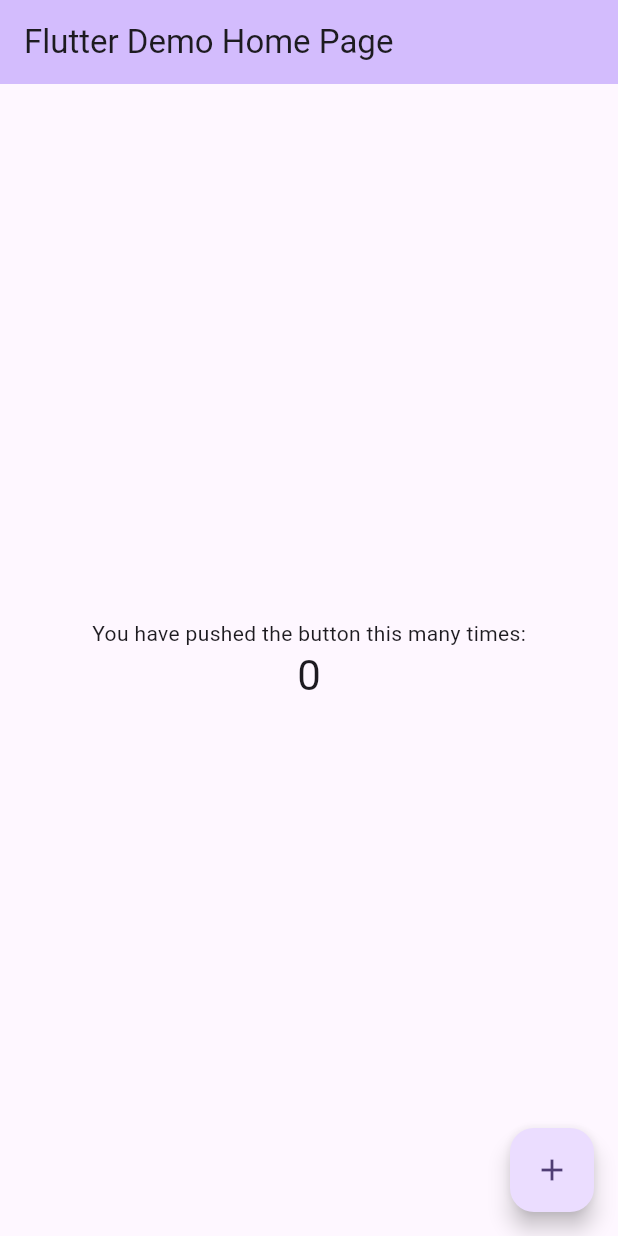
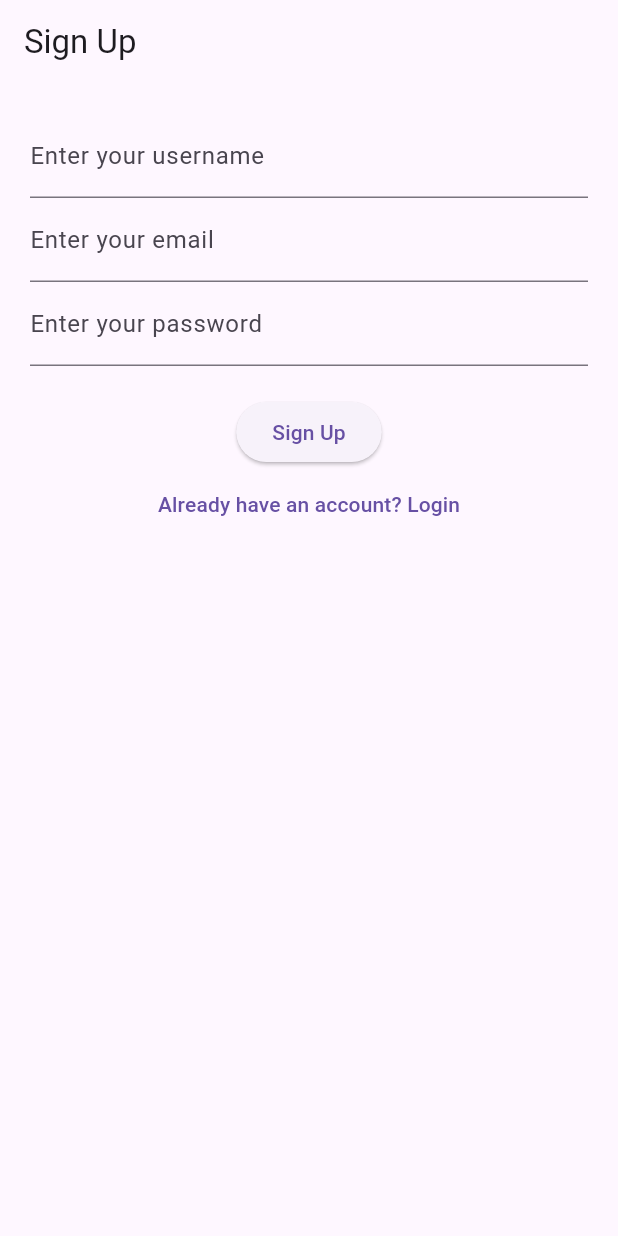
Before and after one commit to Weaam87/habit_tracker, a Flutter app: the screen it shows after launch, on a phone screen of 412 x 824 dp. Run offline on Flutter 3.47's test engine with Material 3 defaults, Android fonts, the phone set to English and light mode, and no system bars; our stand-ins replace shared_preferences.

Commit message:
basic login / sign uo screens

```diff
--- a/lib/main.dart
+++ b/lib/main.dart
@@ -1,125 +1,27 @@
 import 'package:flutter/material.dart';
+import 'login_screen.dart';
+import 'register_screen.dart';
 
 void main() {
-  runApp(const MyApp());
+  runApp(MyApp());
 }
 
 class MyApp extends StatelessWidget {
   const MyApp({super.key});
 
-  // This widget is the root of your application.
   @override
   Widget build(BuildContext context) {
     return MaterialApp(
-      title: 'Flutter Demo',
+      title: 'Flutter Auth App',
+      debugShowCheckedModeBanner: false,
       theme: ThemeData(
-        // This is the theme of your application.
-        //
-        // TRY THIS: Try running your application with "flutter run". You'll see
-        // the application has a purple toolbar. Then, without quitting the app,
-        // try changing the seedColor in the colorScheme below to Colors.green
-        // and then invoke "hot reload" (save your changes or press the "hot
-        // reload" button in a Flutter-supported IDE, or press "r" if you used
-        // the command line to start the app).
-        //
-        // Notice that the counter didn't reset back to zero; the application
-        // state is not lost during the reload. To reset the state, use hot
-        // restart instead.
-        //
-        // This works for code too, not just values: Most code changes can be
-        // tested with just a hot reload.
-        colorScheme: ColorScheme.fromSeed(seedColor: Colors.deepPurple),
-        useMaterial3: true,
+        primarySwatch: Colors.deepPurple,
       ),
-      home: const MyHomePage(title: 'Flutter Demo Home Page'),
+      initialRoute: '/signup',
+      routes: {
+        '/signup': (context) => RegisterScreen(),
+        '/login': (context) => LoginScreen(),
+      },
     );
   }
 }
-
-class MyHomePage extends StatefulWidget {
-  const MyHomePage({super.key, required this.title});
-
-  // This widget is the home page of your application. It is stateful, meaning
-  // that it has a State object (defined below) that contains fields that affect
-  // how it looks.
-
-  // This class is the configuration for the state. It holds the values (in this
-  // case the title) provided by the parent (in this case the App widget) and
-  // used by the build method of the State. Fields in a Widget subclass are
-  // always marked "final".
-
-  final String title;
-
-  @override
-  State<MyHomePage> createState() => _MyHomePageState();
-}
-
-class _MyHomePageState extends State<MyHomePage> {
-  int _counter = 0;
-
-  void _incrementCounter() {
-    setState(() {
-      // This call to setState tells the Flutter framework that something has
-      // changed in this State, which causes it to rerun the build method below
-      // so that the display can reflect the updated values. If we changed
-      // _counter without calling setState(), then the build method would not be
-      // called again, and so nothing would appear to happen.
-      _counter++;
-    });
-  }
-
-  @override
-  Widget build(BuildContext context) {
-    // This method is rerun every time setState is called, for instance as done
-    // by the _incrementCounter method above.
-    //
-    // The Flutter framework has been optimized to make rerunning build methods
-    // fast, so that you can just rebuild anything that needs updating rather
-    // than having to individually change instances of widgets.
-    return Scaffold(
-      appBar: AppBar(
-        // TRY THIS: Try changing the color here to a specific color (to
-        // Colors.amber, perhaps?) and trigger a hot reload to see the AppBar
-        // change color while the other colors stay the same.
-        backgroundColor: Theme.of(context).colorScheme.inversePrimary,
-        // Here we take the value from the MyHomePage object that was created by
-        // the App.build method, and use it to set our appbar title.
-        title: Text(widget.title),
-      ),
-      body: Center(
-        // Center is a layout widget. It takes a single child and positions it
-        // in the middle of the parent.
-        child: Column(
-          // Column is also a layout widget. It takes a list of children and
-          // arranges them vertically. By default, it sizes itself to fit its
-          // children horizontally, and tries to be as tall as its parent.
-          //
-          // Column has various properties to control how it sizes itself and
-          // how it positions its children. Here we use mainAxisAlignment to
-          // center the children vertically; the main axis here is the vertical
-          // axis because Columns are vertical (the cross axis would be
-          // horizontal).
-          //
-          // TRY THIS: Invoke "debug painting" (choose the "Toggle Debug Paint"
-          // action in the IDE, or press "p" in the console), to see the
-          // wireframe for each widget.
-          mainAxisAlignment: MainAxisAlignment.center,
-          children: <Widget>[
-            const Text(
-              'You have pushed the button this many times:',
-            ),
-            Text(
-              '$_counter',
-              style: Theme.of(context).textTheme.headlineMedium,
-            ),
-          ],
-        ),
-      ),
-      floatingActionButton: FloatingActionButton(
-        onPressed: _incrementCounter,
-        tooltip: 'Increment',
-        child: const Icon(Icons.add),
-      ), // This trailing comma makes auto-formatting nicer for build methods.
-    );
-  }
-}
--- /dev/null
+++ b/lib/register_screen.dart
@@ -0,0 +1,76 @@
+import 'package:flutter/material.dart';
+import 'package:shared_preferences/shared_preferences.dart';
+
+class RegisterScreen extends StatefulWidget {
+  const RegisterScreen({super.key});
+
+  @override
+  State<RegisterScreen> createState() => _RegisterScreenState();
+}
+
+class _RegisterScreenState extends State<RegisterScreen> {
+  final usernameController = TextEditingController();
+  final emailController = TextEditingController();
+  final passwordController = TextEditingController();
+
+  bool validateForm() {
+    return usernameController.text.isNotEmpty &&
+        emailController.text.isNotEmpty &&
+        passwordController.text.isNotEmpty;
+  }
+
+  Future<void> saveUserData() async {
+    SharedPreferences prefs = await SharedPreferences.getInstance();
+    await prefs.setString('username', usernameController.text);
+    await prefs.setString('email', emailController.text);
+    await prefs.setString('password', passwordController.text);
+  }
+
+  @override
+  Widget build(BuildContext context) {
+    return Scaffold(
+      appBar: AppBar(title: Text("Sign Up")),
+      body: Padding(
+        padding: const EdgeInsets.all(20),
+        child: Column(
+          children: [
+            TextField(
+              controller: usernameController,
+              decoration: InputDecoration(labelText: 'Enter your username'),
+            ),
+            TextField(
+              controller: emailController,
+              decoration: InputDecoration(labelText: 'Enter your email'),
+              keyboardType: TextInputType.emailAddress,
+            ),
+            TextField(
+              controller: passwordController,
+              decoration: InputDecoration(labelText: 'Enter your password'),
+              obscureText: true,
+            ),
+            SizedBox(height: 20),
+            ElevatedButton(
+              onPressed: () async {
+                if (validateForm()) {
+                  await saveUserData();
+                  Navigator.pushNamed(context, '/login');
+                } else {
+                  ScaffoldMessenger.of(context).showSnackBar(
+                    SnackBar(content: Text('All fields are required')),
+                  );
+                }
+              },
+              child: Text('Sign Up'),
+            ),
+            TextButton(
+              onPressed: () {
+                Navigator.pushNamed(context, '/login');
+              },
+              child: Text('Already have an account? Login'),
+            ),
+          ],
+        ),
+      ),
+    );
+  }
+}
--- a/pubspec.yaml
+++ b/pubspec.yaml
@@ -30,6 +30,7 @@ environment:
 dependencies:
   flutter:
     sdk: flutter
+  shared_preferences: ^2.2.2
 
   # The following adds the Cupertino Icons font to your application.
   # Use with the CupertinoIcons class for iOS style icons.
@@ -51,6 +52,9 @@ dev_dependencies:
 
 # The following section is specific to Flutter packages.
 flutter:
+  assets:
+    - assets/images/
+
 
   # The following line ensures that the Material Icons font is
   # included with your application, so that you can use the icons in
@@ -61,6 +65,7 @@ flutter:
   # assets:
   #   - images/a_dot_burr.jpeg
   #   - images/a_dot_ham.jpeg
+
 
   # An image asset can refer to one or more resolution-specific "variants", see
   # https://flutter.dev/to/resolution-aware-images
```
Also changed, not shown: lib/login_screen.dart (added, +82 -0 lines), pubspec.lock, 2 other files.
